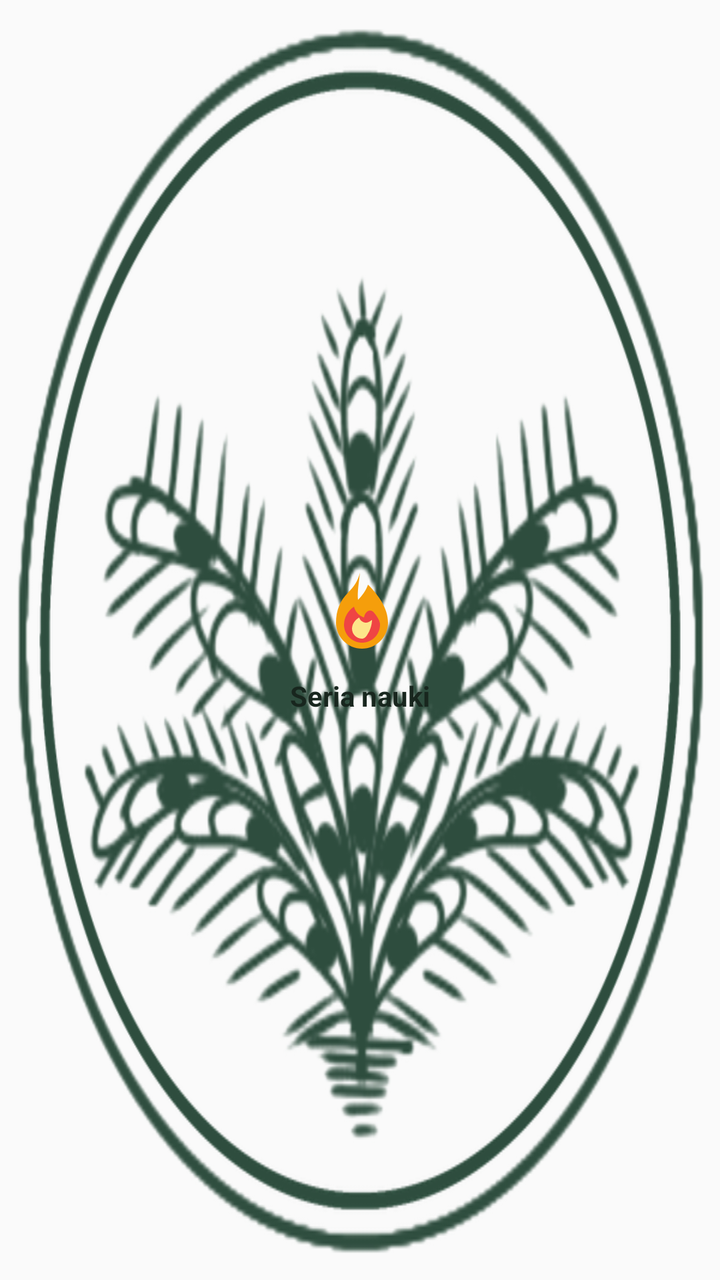
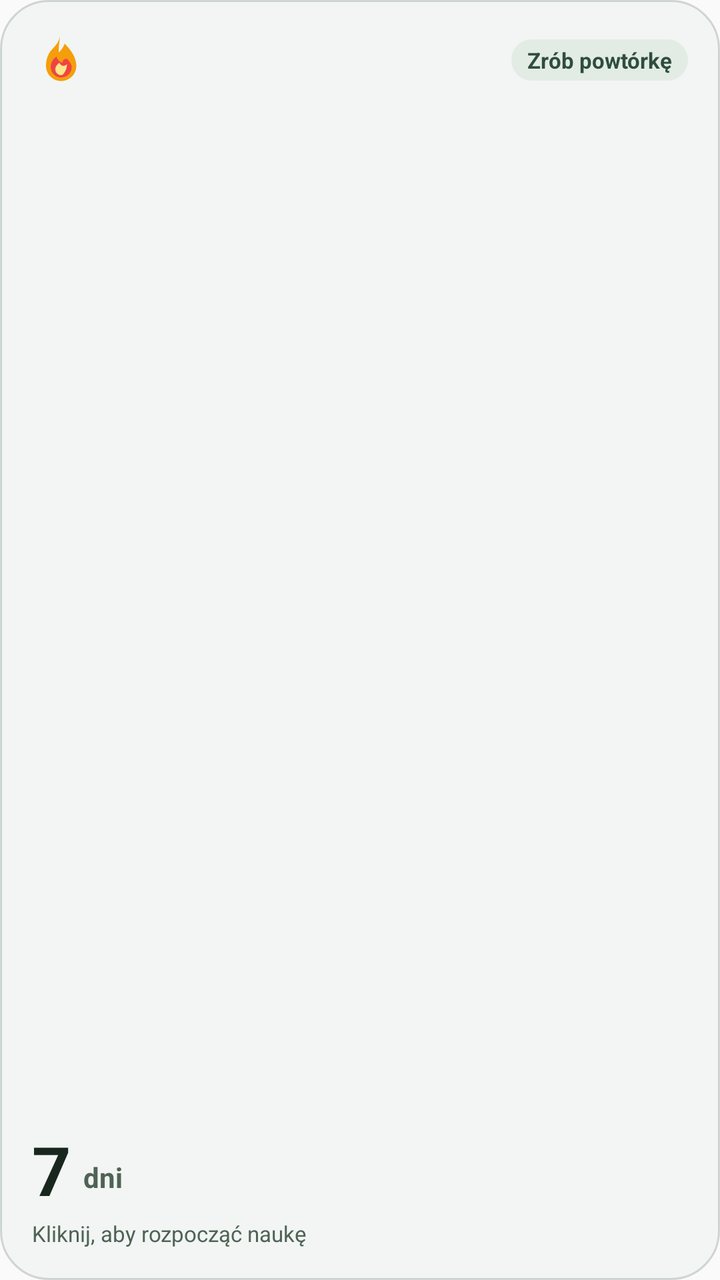

Two renders of the same Android screen: before a commit and after it. Below are the layout's source before the change and the commit's diff.
<!-- AndroidManifest.xml: application theme Theme.SlownikJezykaTrudnego -->
<!-- res/layout/streak_widget_preview.xml -->
<?xml version="1.0" encoding="utf-8"?>
<LinearLayout xmlns:android="http://schemas.android.com/apk/res/android"
    android:layout_width="match_parent"
    android:layout_height="match_parent"
    android:background="@drawable/logo_circle"
    android:gravity="center"
    android:orientation="vertical"
    android:padding="16dp">

    <ImageView
        android:layout_width="48dp"
        android:layout_height="48dp"
        android:src="@drawable/ic_widget_flame"
        android:contentDescription="@string/widget_streak_name" />

    <TextView
        android:layout_width="wrap_content"
        android:layout_height="wrap_content"
        android:layout_marginTop="8dp"
        android:text="@string/widget_streak_name"
        android:textColor="#18261E"
        android:textSize="14sp"
        android:textStyle="bold" />
</LinearLayout>
<!-- resources referenced by this layout -->
<resources>
  <!-- drawable ic_widget_flame (drawable) -->
  <vector xmlns:android="http://schemas.android.com/apk/res/android"
      android:width="24dp"
      android:height="24dp"
      android:viewportWidth="24"
      android:viewportHeight="24">
      
      <path
          android:fillColor="#F59E0B"
          android:pathData="M12,2C11.5,4 10.5,5.5 9,7C7,9 6,11.5 6,14.5C6,18.09 8.91,21 12.5,21C16.09,21 19,18.09 19,14.5C19,10.8 16.5,7.5 14,5C13.5,6.5 12.5,7.8 11.5,8.8C11.3,7 11.7,4.5 12,2Z" />
      
      <path
          android:fillColor="#EF4444"
          android:pathData="M12.5,19.5C10.01,19.5 8,17.49 8,15C8,13.2 9,11.5 10.5,10.5C10.8,11.8 11.8,12.8 13,13.2C13.2,11.8 14.5,10.8 15.5,12C16.5,13.2 17,14.2 17,15C17,17.49 14.99,19.5 12.5,19.5Z" />
      
      <path
          android:fillColor="#FDE68A"
          android:pathData="M12.5,18.5C11.12,18.5 10,17.38 10,16C10,14.8 10.8,13.8 11.8,13.2C12,14 12.8,14.5 13.5,14.5C14,14.5 14.5,14.2 15,13.8C15,15 14.5,16.5 14,17.2C13.6,18 13.1,18.5 12.5,18.5Z" />
  </vector>
  <!-- drawable logo_circle: png bitmap (drawable, 374838 bytes) -->
  <string name="widget_streak_name">Seria nauki</string>
  <style name="Theme.SlownikJezykaTrudnego" parent="Theme.AppCompat.DayNight.NoActionBar">
          <item name="android:statusBarColor">@color/sjt_light_bg_app</item>
          <item name="android:navigationBarColor">@color/sjt_light_bg_surface</item>
          <item name="android:windowLightStatusBar">true</item>
          <item name="android:windowLightNavigationBar">true</item>
          <item name="android:forceDarkAllowed">false</item>
      </style>
  <color name="sjt_light_bg_app">#F2F5F3</color>
  <color name="sjt_light_bg_surface">#FFFFFF</color>
</resources>

<!-- the commit's change to res/layout/streak_widget_preview.xml (unified diff, before → after) -->
@@ -2,23 +2,81 @@
 <LinearLayout xmlns:android="http://schemas.android.com/apk/res/android"
     android:layout_width="match_parent"
     android:layout_height="match_parent"
-    android:background="@drawable/logo_circle"
-    android:gravity="center"
+    android:background="@drawable/bg_widget_card"
     android:orientation="vertical"
     android:padding="16dp">
 
-    <ImageView
-        android:layout_width="48dp"
-        android:layout_height="48dp"
-        android:src="@drawable/ic_widget_flame"
-        android:contentDescription="@string/widget_streak_name" />
+    
+    <LinearLayout
+        android:layout_width="match_parent"
+        android:layout_height="wrap_content"
+        android:gravity="center_vertical"
+        android:orientation="horizontal">
 
+        <ImageView
+            android:layout_width="28dp"
+            android:layout_height="28dp"
+            android:contentDescription="@string/widget_streak_name"
+            android:src="@drawable/ic_widget_flame" />
+
+        <View
+            android:layout_width="0dp"
+            android:layout_height="1dp"
+            android:layout_weight="1" />
+
+        <TextView
+            android:layout_width="wrap_content"
+            android:layout_height="wrap_content"
+            android:background="@drawable/bg_widget_badge_preview"
+            android:paddingStart="8dp"
+            android:paddingTop="3dp"
+            android:paddingEnd="8dp"
+            android:paddingBottom="3dp"
+            android:text="@string/widget_streak_todo"
+            android:textColor="@color/widget_badge_text_pending"
+            android:textSize="11sp"
+            android:textStyle="bold" />
+    </LinearLayout>
+
+    <View
+        android:layout_width="1dp"
+        android:layout_height="0dp"
+        android:layout_weight="1" />
+
+    
+    <LinearLayout
+        android:layout_width="match_parent"
+        android:layout_height="wrap_content"
+        android:gravity="bottom"
+        android:orientation="horizontal">
+
+        <TextView
+            android:layout_width="wrap_content"
+            android:layout_height="wrap_content"
+            android:text="7"
+            android:textColor="@color/widget_text_primary"
+            android:textSize="34sp"
+            android:textStyle="bold" />
+
+        <TextView
+            android:layout_width="wrap_content"
+            android:layout_height="wrap_content"
+            android:layout_marginStart="6dp"
+            android:layout_marginBottom="4dp"
+            android:text="dni"
+            android:textColor="@color/widget_text_secondary"
+            android:textSize="14sp"
+            android:textStyle="bold" />
+    </LinearLayout>
+
+    
     <TextView
-        android:layout_width="wrap_content"
+        android:layout_width="match_parent"
         android:layout_height="wrap_content"
-        android:layout_marginTop="8dp"
-        android:text="@string/widget_streak_name"
-        android:textColor="#18261E"
-        android:textSize="14sp"
-        android:textStyle="bold" />
+        android:layout_marginTop="2dp"
+        android:ellipsize="end"
+        android:maxLines="1"
+        android:text="Kliknij, aby rozpocząć naukę"
+        android:textColor="@color/widget_text_secondary"
+        android:textSize="11sp" />
 </LinearLayout>
<!-- resource entries referenced after the edit -->
@@ -1,5 +1,25 @@
 <!-- resources referenced by this layout -->
 <resources>
+  <color name="widget_badge_text_pending">#2E4D3E</color>
+  <color name="widget_text_primary">#18261E</color>
+  <color name="widget_text_secondary">#4E6355</color>
+  <!-- drawable bg_widget_badge_preview (drawable) -->
+  <?xml version="1.0" encoding="utf-8"?>
+  <shape xmlns:android="http://schemas.android.com/apk/res/android"
+      android:shape="rectangle">
+      <corners android:radius="12dp" />
+      <solid android:color="@color/widget_badge_bg_pending" />
+  </shape>
+  <!-- drawable bg_widget_card (drawable) -->
+  <?xml version="1.0" encoding="utf-8"?>
+  <shape xmlns:android="http://schemas.android.com/apk/res/android"
+      android:shape="rectangle">
+      <corners android:radius="24dp" />
+      <solid android:color="@color/widget_bg_pending" />
+      <stroke
+          android:width="1dp"
+          android:color="#332E4D3E" />
+  </shape>
   <!-- drawable ic_widget_flame (drawable) -->
   <vector xmlns:android="http://schemas.android.com/apk/res/android"
       android:width="24dp"
@@ -19,8 +39,8 @@
           android:fillColor="#FDE68A"
           android:pathData="M12.5,18.5C11.12,18.5 10,17.38 10,16C10,14.8 10.8,13.8 11.8,13.2C12,14 12.8,14.5 13.5,14.5C14,14.5 14.5,14.2 15,13.8C15,15 14.5,16.5 14,17.2C13.6,18 13.1,18.5 12.5,18.5Z" />
   </vector>
-  <!-- drawable logo_circle: png bitmap (drawable, 374838 bytes) -->
   <string name="widget_streak_name">Seria nauki</string>
+  <string name="widget_streak_todo">Zrób powtórkę</string>
   <style name="Theme.SlownikJezykaTrudnego" parent="Theme.AppCompat.DayNight.NoActionBar">
           <item name="android:statusBarColor">@color/sjt_light_bg_app</item>
           <item name="android:navigationBarColor">@color/sjt_light_bg_surface</item>
@@ -28,6 +48,8 @@
           <item name="android:windowLightNavigationBar">true</item>
           <item name="android:forceDarkAllowed">false</item>
       </style>
+  <color name="widget_badge_bg_pending">#E2ECE5</color>
+  <color name="widget_bg_pending">#F2F5F3</color>
   <color name="sjt_light_bg_app">#F2F5F3</color>
   <color name="sjt_light_bg_surface">#FFFFFF</color>
 </resources>
